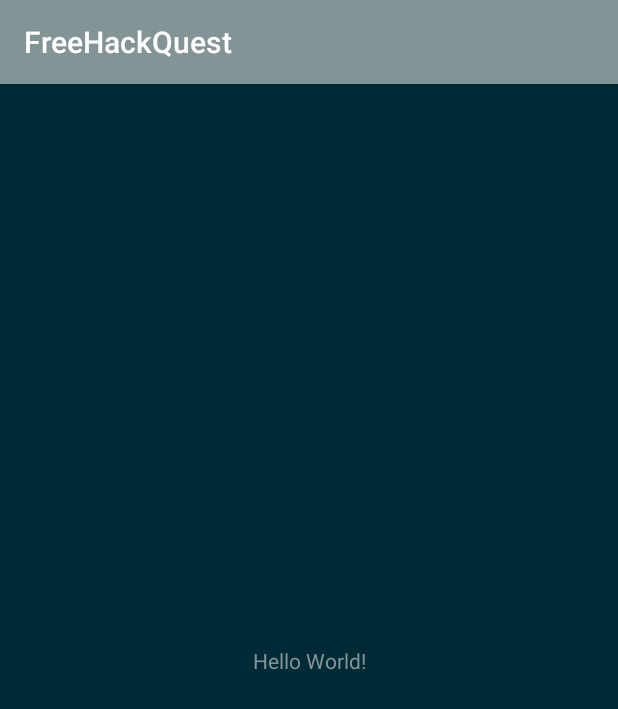
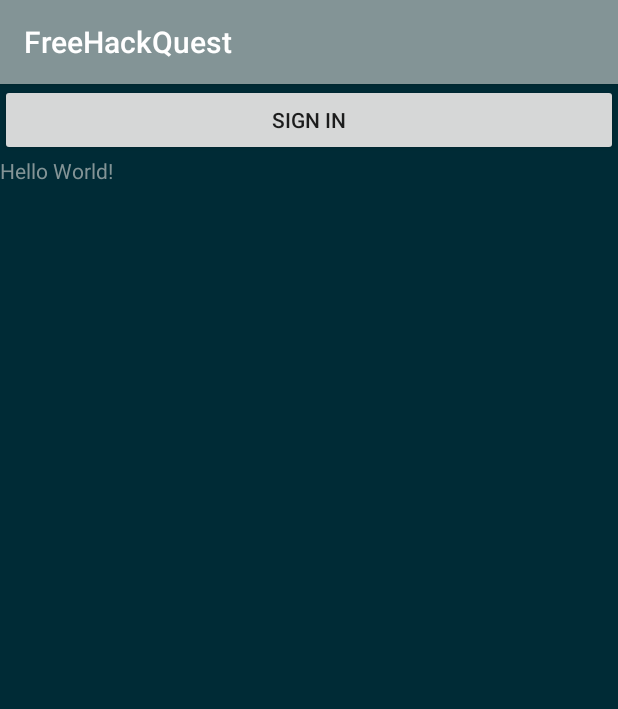
Before and after one commit to freehackquest/android, an Android app: the screen it shows after launch (MainActivity), on a phone screen of 412 x 824 dp. Shown: the top 709 px of the screen. Run offline under Robolectric (Android 15) with nearby library versions, the phone set to English and light mode, and no system bars; libraries missing offline, so code that uses them is left out: com.neovisionaries.ws.

```diff
--- a/fhq/app/src/main/java/com/freehackquest/app/views/MainActivity.java
+++ b/fhq/app/src/main/java/com/freehackquest/app/views/MainActivity.java
@@ -2,8 +2,11 @@ package com.freehackquest.app.views;
 
 import android.support.v7.app.AppCompatActivity;
 import android.os.Bundle;
+import android.view.View;
+import android.widget.Button;
 
 import com.freehackquest.app.R;
+import com.freehackquest.libfhqcli.FHQClient;
 
 public class MainActivity extends AppCompatActivity {
 
@@ -11,5 +14,13 @@ public class MainActivity extends AppCompatActivity {
     protected void onCreate(Bundle savedInstanceState) {
         super.onCreate(savedInstanceState);
         setContentView(R.layout.activity_main);
+
+        Button btn_login = findViewById(R.id.btn_login);
+        btn_login.setOnClickListener(new View.OnClickListener() {
+            @Override
+            public void onClick(View v) {
+                FHQClient.api().login("test", "test");
+            }
+        });
     }
 }
--- a/fhq/app/src/main/res/layout/activity_main.xml
+++ b/fhq/app/src/main/res/layout/activity_main.xml
@@ -6,6 +6,17 @@
     android:layout_height="match_parent"
     android:background="@color/colorPrimaryDark"
     tools:context=".views.MainActivity">
+
+    <LinearLayout
+        android:layout_width="match_parent"
+        android:layout_height="match_parent"
+        android:orientation="vertical">
+
+        <Button
+            android:id="@+id/btn_login"
+            android:layout_width="match_parent"
+            android:layout_height="wrap_content"
+            android:text="Sign In" />
 
         <TextView
             android:layout_width="wrap_content"
@@ -16,5 +27,6 @@
             app:layout_constraintLeft_toLeftOf="parent"
             app:layout_constraintRight_toRightOf="parent"
             app:layout_constraintTop_toTopOf="parent" />
+    </LinearLayout>
 
 </android.support.constraint.ConstraintLayout>
```
Also changed, not shown: fhq/libfhqcli/src/main/java/com/freehackquest/libfhqcli/FHQClient.java (+28 -0 lines). Lines whose indentation alone changed are shown as unchanged.
